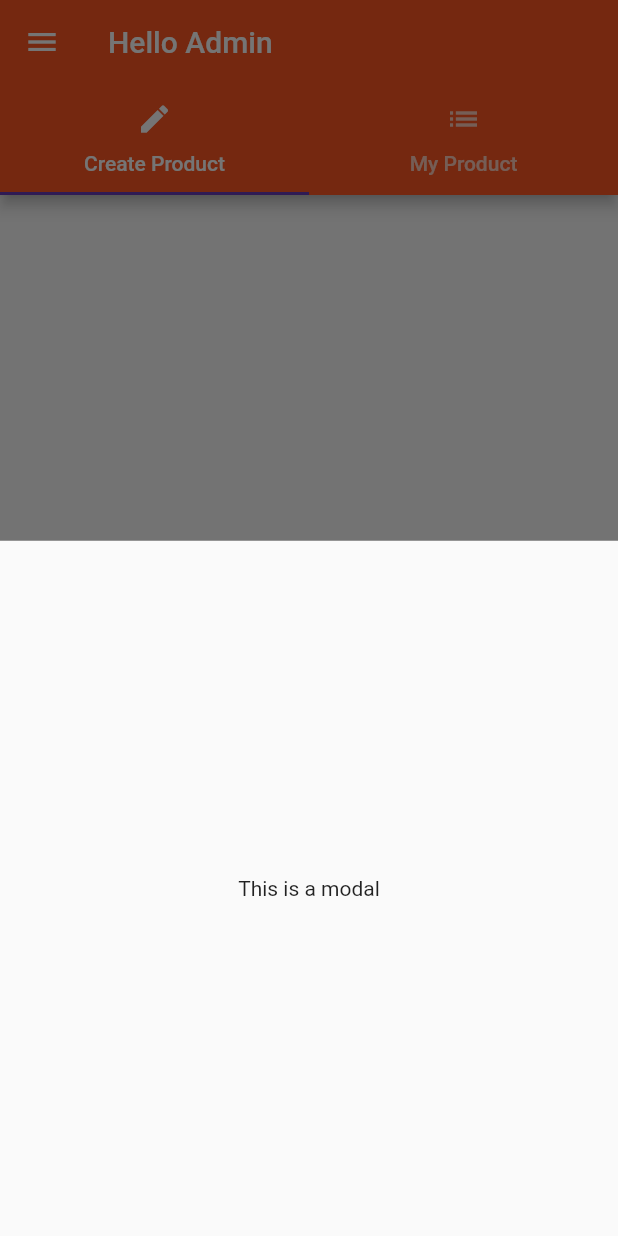
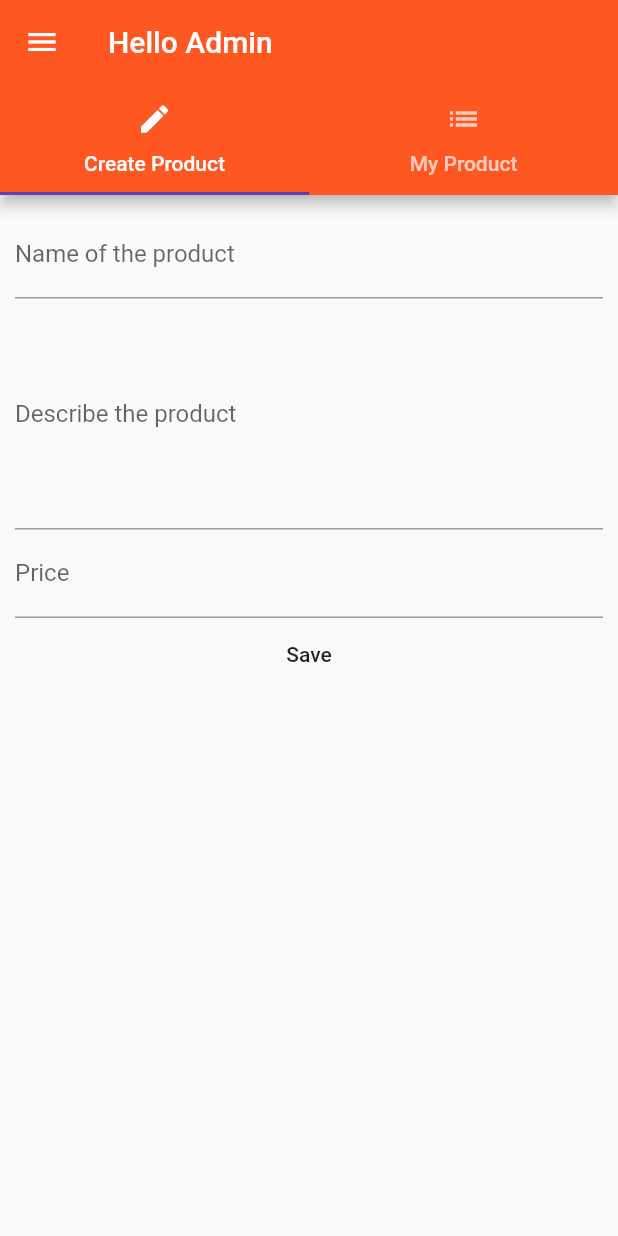
Before and after one commit to Pupye/UdemyProjCap, a Flutter app: the AdminProduct screen opened by its route, after a tap on "Save", on a phone screen of 412 x 824 dp. Run offline on Flutter 3.47's test engine with Material 2 defaults, Android fonts, the phone set to English and light mode, and no system bars.

Commit message:
handling user inputs

```diff
--- a/lib/pages/product_create.dart
+++ b/lib/pages/product_create.dart
@@ -1,19 +1,60 @@
 import 'package:flutter/material.dart';
 
-class ProductCreatePage extends StatelessWidget {
+class ProductCreatePage extends StatefulWidget {
+  @override
+  State<StatefulWidget> createState() {
+    return _ProductCreatePageState();
+  }
+}
+
+class _ProductCreatePageState extends State<ProductCreatePage> {
+  String titleValue = '';
+  String descriptionValue = '';
+  double priceValue = 0.0;
   @override
   Widget build(BuildContext context) {
-    // TODO: implement build
-    return Center(
-        child: RaisedButton(
-      child: Text('Save'),
-      onPressed: () {
-        showModalBottomSheet(
-            context: context,
-            builder: (context) {
-              return Center(child: Text('This is a modal'),);
-            });
-      },
-    ));
+    return Container(
+      margin: EdgeInsets.all(10.0),
+      child: ListView(
+        children: <Widget>[
+          TextField(
+            decoration: InputDecoration(
+              labelText: 'Name of the product'),
+            onChanged: (String value) {
+              setState(() {
+                titleValue = value;
+              });
+            },
+          ),
+          TextField(
+            maxLines: 6,
+            decoration: InputDecoration(
+              labelText: 'Describe the product'
+            ),
+            onChanged: (String value) {
+              setState(() {
+                descriptionValue = value;
+              });
+            },
+          ),
+          TextField(
+            decoration: InputDecoration(
+              labelText: 'Price',
+            ),
+            keyboardType: TextInputType.number,
+            onChanged: (String value) {
+              setState(() {
+                priceValue = double.parse(value);
+              });
+            },
+          ),
+
+        MaterialButton(
+          onPressed: () {},
+          child: Text('Save'),
+        )
+        ],
+      ),
+    );
   }
 }
```
